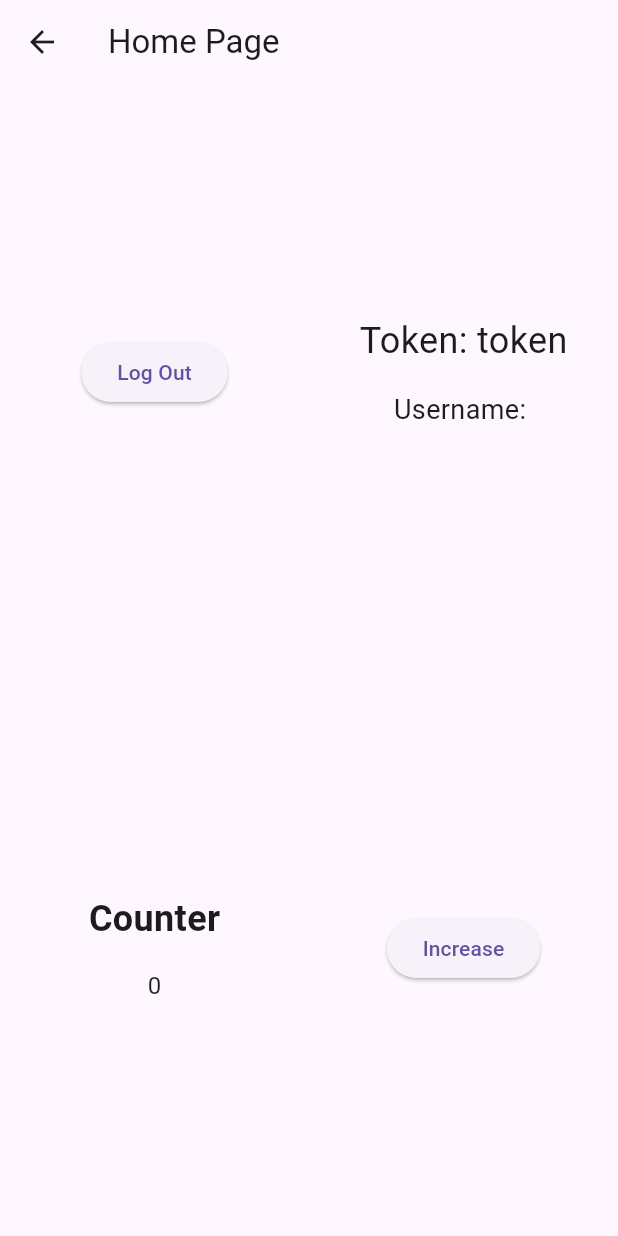
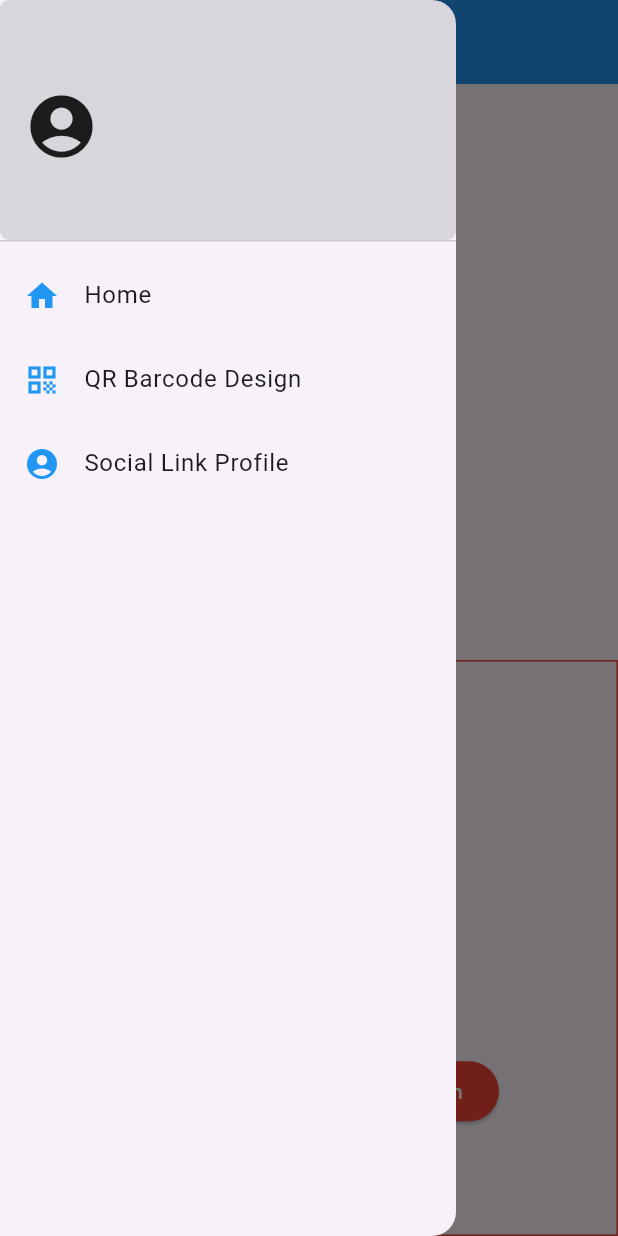
Before and after one commit to farids13/flutter, a Flutter app: the HomePage screen opened directly with empty values, with the side drawer open (before the commit the screen has no drawer), on a phone screen of 412 x 824 dp. Run offline on Flutter 3.47's test engine with Material 3 defaults, Android fonts, the phone set to English and light mode, and no system bars; our stand-ins replace go_router, google_fonts, shared_preferences, watch_it; accounts and stored records are empty.

Commit message:
create mobile design east

```diff
--- /dev/null
+++ b/lib/drawer.dart
@@ -0,0 +1,48 @@
+import 'package:flutter/material.dart';
+import 'package:go_router/go_router.dart';
+
+Widget drawerList(BuildContext context, {required String username}) {
+  return Drawer(
+    child: ListView(
+      children: [
+        DrawerHeader(
+          child: Row(
+            children: [
+              Icon(
+                Icons.account_circle,
+                size: 50,
+              ),
+              SizedBox(width: 10),
+              Text(username),
+            ],
+          ),
+          decoration: BoxDecoration(
+            color: Colors.black12,
+            borderRadius: BorderRadius.circular(6),
+          ),
+        ),
+        ListTile(
+          title: Text("Home"),
+          iconColor: Colors.blue,
+          leading: Icon(Icons.home),
+          onTap: () => context.go('/'),
+        ),
+        ListTile(
+          title: Text('QR Barcode Design'),
+          iconColor: Colors.blue,
+          leading: Icon(Icons.qr_code),
+          onTap: () {
+            context.go('/qr');
+          },
+        ),
+        ListTile(
+          shape: BeveledRectangleBorder(borderRadius: BorderRadius.circular(6)),
+          iconColor: Colors.blue,
+          leading: Icon(Icons.account_circle),
+          title: Text('Social Link Profile'),
+          onTap: () => context.go('/social'),
+        )
+      ],
+    ),
+  );
+}
--- a/lib/features/home/home_page.dart
+++ b/lib/features/home/home_page.dart
@@ -1,4 +1,5 @@
 import 'package:flutter/material.dart';
+import 'package:simple_flutter_template/drawer.dart';
 import 'package:simple_flutter_template/features/home/home_view_model.dart';
 import 'package:simple_flutter_template/features/home/views/counter_button_view.dart';
 import 'package:simple_flutter_template/features/home/views/counter_view.dart';
@@ -31,26 +32,32 @@ class _HomePageState extends State<HomePage> {
   Widget build(BuildContext context) {
     return Scaffold(
       appBar: AppBar(
-        title: Text('Home Page'),
+        title: Text('Home Page : ${widget.username}'),
+        iconTheme: IconThemeData(color: Colors.white),
+        backgroundColor: Colors.blue,
       ),
+      drawer: drawerList(context, username: widget.username),
       body: Column(
         children: [
           Expanded(
-            child: Row(
+            child: Column(
               children: [
+                Expanded(child: TokenView(username: widget.username)),
                 Expanded(child: LogoutButtonView()),
-                Expanded(child: TokenView(username: widget.username)),
               ],
             ),
           ),
           Expanded(
-            child: Row(
-              children: [
-                Expanded(child: CounterView()),
-                Expanded(child: CounterButtonView()),
-              ],
+            child: Container(
+              decoration: BoxDecoration(border: Border.all(color: Colors.red)),
+              child: Column(
+                children: [
+                  Expanded(child: CounterView()),
+                  Expanded(child: CounterButtonView()),
+                ],
+              ),
             ),
-          )
+          ),
         ],
       ),
     );
--- a/lib/features/home/home_view_model.dart
+++ b/lib/features/home/home_view_model.dart
@@ -10,6 +10,13 @@ class HomeViewModel extends ChangeNotifier {
     notifyListeners();
   }
 
+  var _username = '';
+  String get username => _username;
+  set username(String value) {
+    _username = value;
+    notifyListeners();
+  }
+
   var _counter = 0;
   int get counter => _counter;
   set counter(int value) {
@@ -19,6 +26,10 @@ class HomeViewModel extends ChangeNotifier {
 
   void incrementCounter() {
     counter++;
+  }
+
+  void decreaseCounter() {
+    counter--;
   }
 
   void logOut() {
--- a/lib/features/home/views/counter_button_view.dart
+++ b/lib/features/home/views/counter_button_view.dart
@@ -6,9 +6,31 @@ class CounterButtonView extends StatelessWidget with WatchItMixin {
   @override
   Widget build(BuildContext context) {
     return Center(
-      child: ElevatedButton(
-        onPressed: () => di<HomeViewModel>().incrementCounter(),
-        child: Text('Increase'),
+      child: SingleChildScrollView(
+        scrollDirection: Axis.horizontal,
+        child: Row(
+          mainAxisAlignment: MainAxisAlignment.center,
+          crossAxisAlignment: CrossAxisAlignment.center,
+          children: [
+            ElevatedButton(
+              onPressed: () => di<HomeViewModel>().incrementCounter(),
+              child: Text('Tambah Om'),
+              style: ButtonStyle(
+                backgroundColor: MaterialStateProperty.all(Colors.green),
+                foregroundColor: MaterialStateProperty.all(Colors.white),
+              ),
+            ),
+            SizedBox(width: 10),
+            ElevatedButton(
+              onPressed: () => di<HomeViewModel>().decreaseCounter(),
+              child: Text('Kurang Om'),
+              style: ButtonStyle(
+                backgroundColor: MaterialStateProperty.all(Colors.red),
+                foregroundColor: MaterialStateProperty.all(Colors.white),
+              ),
+            ),
+          ],
+        ),
       ),
     );
   }
--- a/lib/features/home/views/logout_button_view.dart
+++ b/lib/features/home/views/logout_button_view.dart
@@ -10,7 +10,7 @@ class LogoutButtonView extends StatelessWidget with WatchItMixin {
       child: ElevatedButton(
         onPressed: () {
           di<HomeViewModel>().logOut();
-          context.pushReplacement('/');
+          context.pushReplacement('/login');
         },
         child: Text('Log Out'),
       ),
--- a/lib/features/home/views/token_view.dart
+++ b/lib/features/home/views/token_view.dart
@@ -16,8 +16,8 @@ class TokenView extends StatelessWidget with WatchItMixin {
         mainAxisAlignment: MainAxisAlignment.center,
         children: [
           Text(
-            "Token: $token",
-            style: TextStyle(fontSize: 24),
+            "Token: $token ",
+            style: TextStyle(fontSize: 16),
           ),
           SizedBox(height: 16),
           Text(
--- a/lib/route.dart
+++ b/lib/route.dart
@@ -1,6 +1,8 @@
 import 'package:go_router/go_router.dart';
+import 'package:simple_flutter_template/features/easy_ui/social_page.dart';
 import 'package:simple_flutter_template/features/home/home_page.dart';
 import 'package:simple_flutter_template/features/login/login_page.dart';
+import 'package:simple_flutter_template/features/easy_ui/qr_page.dart';
 import 'package:simple_flutter_template/features/splash/splash_page.dart';
 
 final appRouter = GoRouter(
@@ -15,6 +17,16 @@ final appRouter = GoRouter(
       builder: (context, state) => LoginPage(),
     ),
     GoRoute(
+      path: '/qr',
+      builder: (context, state) => QrPage(
+        username: state.pathParameters['username'] ?? '',
+      ),
+    ),
+    GoRoute(
+      path: '/social',
+      builder: (context, state) => SocialPage(),
+    ),
+    GoRoute(
       path: '/home/:username',
       builder: (context, state) {
         final username = state.pathParameters['username'] ?? '';
```
Also changed, not shown: lib/features/easy_ui/qr_page.dart (added, +57 -0 lines), lib/features/easy_ui/social_page.dart (added, +46 -0 lines), lib/features/login/login_page.dart (+4 -3 lines), pubspec.yaml (+8 -2 lines), assets/design/mobile-design.jpg (added), assets/images/avatar-jessica.jpeg (added), assets/images/qr.png (added), pubspec.lock, 5 other files.
